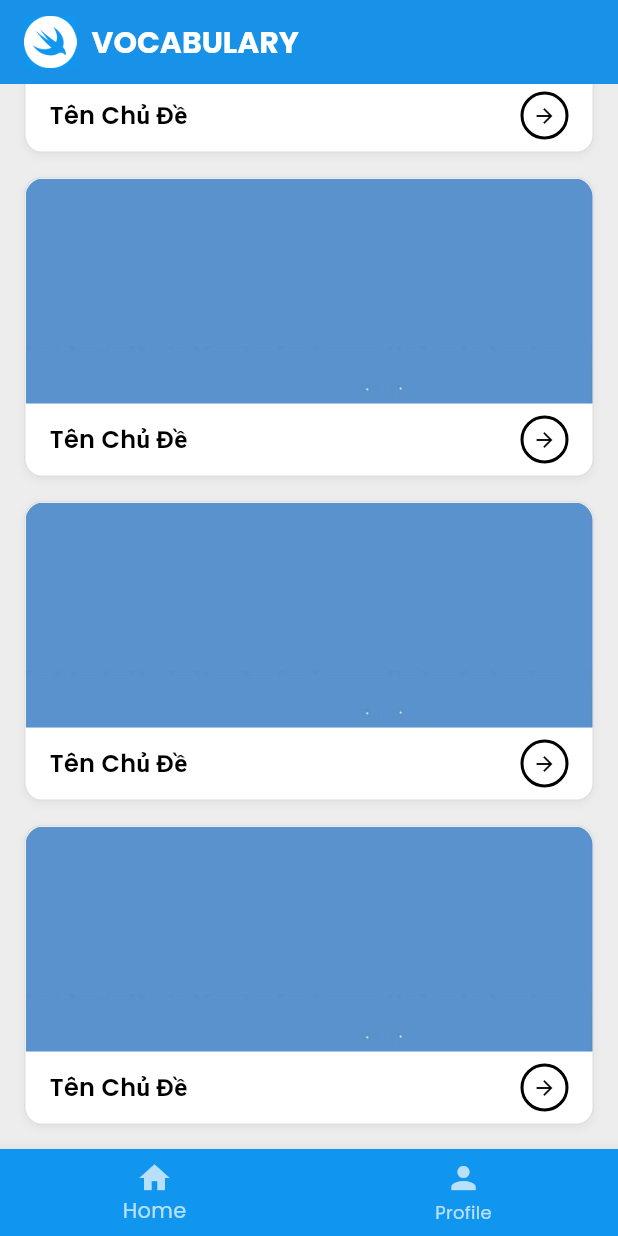
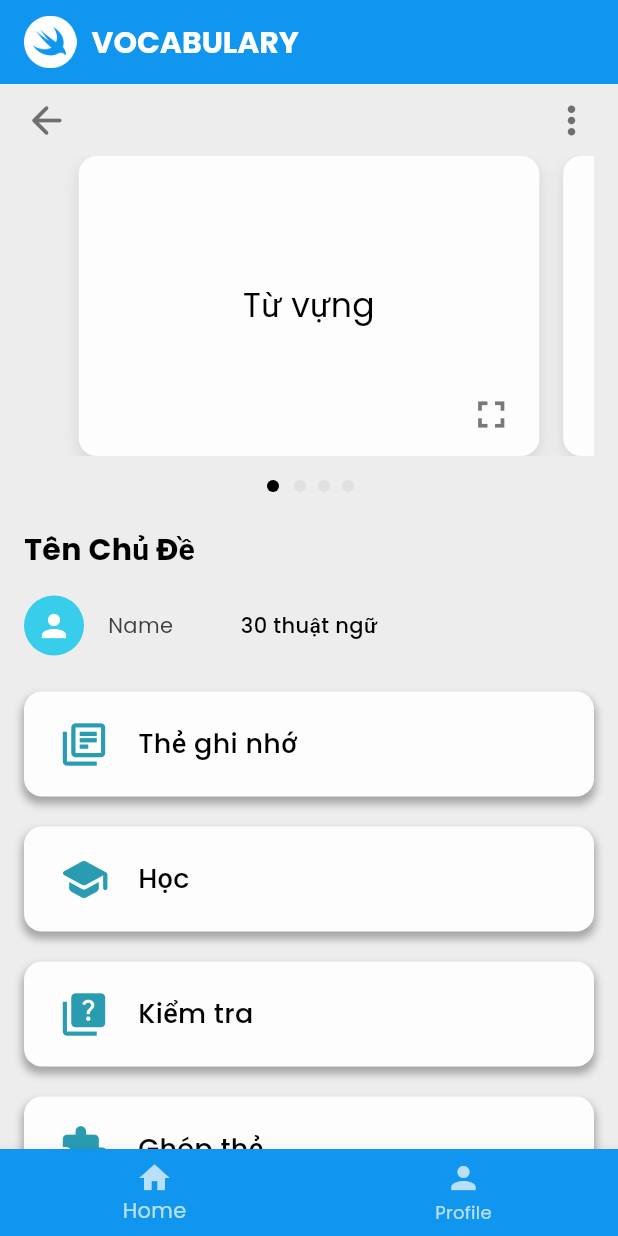
Before and after one commit to Nhom-LTTBDD/EnGoApp, a Flutter app: the VocabByTopicPage screen opened by its route, scrolled down 450 dp, after a tap on "Tên Chủ Đề", on a phone screen of 412 x 824 dp. Run offline on Flutter 3.47's test engine with Material 3 defaults, Android fonts, the phone set to English and light mode, and no system bars; our stand-ins replace cloud_firestore, dartz, equatable, firebase_auth, firebase_core, flutter_svg and 3 more; accounts and stored records are empty; network calls fail.

Commit message:
update more for vocab menu

```diff
--- a/lib/core/constants/app_colors.dart
+++ b/lib/core/constants/app_colors.dart
@@ -43,6 +43,12 @@ const LinearGradient kLogoGradient = LinearGradient(
   end: Alignment.bottomRight,
 );
 
+// màu icon menu flashcard
+const Color kIconFlashcardColor = Color(0xFF299CB2);
+
+//Màu icon back
+const Color kIconBackColor = Color(0xFF6F6F6F);
+
 // Gradient cup vàng
 const LinearGradient kGoldCupGradient = LinearGradient(
   colors: [Color(0xFF36AAAC), Color(0xFFEAAD15)],
@@ -63,10 +69,14 @@ const Color kPrimaryButtonColor = Color(0xFF2F6BB2);
 // Button success
 const Color kSuccessButtonColor = Color(0xFF27AE60);
 
+//Màu nút fullscreen
+const Color kFullscreenButtonColor = Color.fromARGB(255, 120, 120, 120);
+
 // Màu text
 // Màu text: primary text, secondary text, disabled, accent, link.
 const Color kTextPrimary = Color(0xFF000000);
 const Color kTextSecondary = Color(0xFFFFFFFF);
+const Color kTextThird = Color(0xFF3F3C3C);
 const Color kTextDisabled = Color(0xFFA8A8A8);
 const Color kTextAccent = Color(0xFF5A92CD);
 const Color kLinkTextColor = Color(0xFF5638EB);
--- a/lib/core/constants/app_spacing.dart
+++ b/lib/core/constants/app_spacing.dart
@@ -6,7 +6,9 @@ import 'package:flutter/widgets.dart';
 /// Generic spacing scale (in px)
 const double spaceXs = 4.0;
 const double spaceSm = 8.0;
+const double spaceBaseSm = 12.0;
 const double spaceMd = 16.0;
+const double spaceBase = 20.0;
 const double spaceLg = 24.0;
 const double spaceXl = 32.0;
 
--- a/lib/core/constants/app_text_styles.dart
+++ b/lib/core/constants/app_text_styles.dart
@@ -56,3 +56,12 @@ const TextStyle kDangerText = TextStyle(
   fontWeight: FontWeight.w500,
   color: kDanger,
 );
+
+// Text style flashcard
+
+const TextStyle kFlashcardText = TextStyle(
+  fontSize: 22,
+  fontWeight: FontWeight.normal,
+  color: kTextPrimary,
+  fontFamily: 'Poppins',
+);
--- a/lib/presentation/pages/vocabulary/vocab_by_topic_page.dart
+++ b/lib/presentation/pages/vocabulary/vocab_by_topic_page.dart
@@ -1,4 +1,5 @@
 // lib/presentation/pages/vocabulary/vocab_by_topic_page.dart
+import 'package:en_go_app/routes/app_routes.dart';
 import 'package:flutter/material.dart';
 import 'package:en_go_app/presentation/layout/main_layout.dart';
 import 'package:en_go_app/core/constants/app_colors.dart';
@@ -51,7 +52,7 @@ class VocabByTopicPage extends StatelessWidget {
                                 kBackgroundJpg, // Tạm thời dùng ảnh background
                             onTap: () {
                               // TODO: Navigate to topic detail
-                              print('Navigate to topic detail');
+                              Navigator.pushNamed(context, AppRoutes.vocabMenu);
                             },
                           ),
                           const SizedBox(height: spaceMd),
@@ -61,7 +62,7 @@ class VocabByTopicPage extends StatelessWidget {
                                 kBackgroundJpg, // Tạm thời dùng ảnh eagle
                             onTap: () {
                               // TODO: Navigate to topic detail
-                              print('Navigate to topic detail');
+                              Navigator.pushNamed(context, AppRoutes.vocabMenu);
                             },
                           ),
                           const SizedBox(height: spaceMd),
@@ -71,7 +72,7 @@ class VocabByTopicPage extends StatelessWidget {
                                 kBackgroundJpg, // Tạm thời dùng ảnh swift
                             onTap: () {
                               // TODO: Navigate to topic detail
-                              print('Navigate to topic detail');
+                              Navigator.pushNamed(context, AppRoutes.vocabMenu);
                             },
                           ),
                           const SizedBox(height: spaceMd),
@@ -81,7 +82,7 @@ class VocabByTopicPage extends StatelessWidget {
                                 kBackgroundJpg, // Tạm thời dùng ảnh background
                             onTap: () {
                               // TODO: Navigate to topic detail
-                              print('Navigate to topic detail');
+                              Navigator.pushNamed(context, AppRoutes.vocabMenu);
                             },
                           ),
                           const SizedBox(height: spaceMd),
@@ -91,7 +92,7 @@ class VocabByTopicPage extends StatelessWidget {
                                 kBackgroundJpg, // Tạm thời dùng ảnh eagle
                             onTap: () {
                               // TODO: Navigate to topic detail
-                              print('Navigate to topic detail');
+                              Navigator.pushNamed(context, AppRoutes.vocabMenu);
                             },
                           ),
                           const SizedBox(height: spaceMd), // Padding bottom
--- a/lib/presentation/pages/vocabulary/vocab_menu_page.dart
+++ b/lib/presentation/pages/vocabulary/vocab_menu_page.dart
@@ -0,0 +1,400 @@
+// lib/presentation/pages/vocabulary/vocab_menu_page.dart
+import 'package:flutter/material.dart';
+import 'package:en_go_app/presentation/layout/main_layout.dart';
+import 'package:en_go_app/core/constants/app_colors.dart';
+import 'package:en_go_app/core/constants/app_spacing.dart';
+import 'package:en_go_app/core/constants/app_text_styles.dart';
+import '../../widgets/vocab_menu_item.dart';
+import 'dart:math' as math;
+
+class VocabMenuPage extends StatefulWidget {
+  const VocabMenuPage({super.key});
+
+  @override
+  State<VocabMenuPage> createState() => _VocabMenuPageState();
+}
+
+class _VocabMenuPageState extends State<VocabMenuPage>
+    with SingleTickerProviderStateMixin {
+  late AnimationController _animationController;
+  late Animation<double> _flipAnimation;
+  late PageController _pageController;
+  bool _isFlipped = false;
+  int _currentPage = 0;
+
+  // Danh sách từ vựng mẫu
+  final List<Map<String, String>> _vocabularyCards = [
+    {
+      'vietnamese': 'Từ vựng',
+      'english': 'Vocabulary',
+      'meaning': 'Từ vựng, bộ từ vựng',
+    },
+    {'vietnamese': 'Học tập', 'english': 'Study', 'meaning': 'Học, nghiên cứu'},
+    {
+      'vietnamese': 'Kiến thức',
+      'english': 'Knowledge',
+      'meaning': 'Hiểu biết, kiến thức',
+    },
+    {
+      'vietnamese': 'Giáo dục',
+      'english': 'Education',
+      'meaning': 'Sự giáo dục, học vấn',
+    },
+    {
+      'vietnamese': 'Trường học',
+      'english': 'School',
+      'meaning': 'Nhà trường, trường học',
+    },
+    {
+      'vietnamese': 'Giáo viên',
+      'english': 'Teacher',
+      'meaning': 'Người dạy học',
+    },
+    {
+      'vietnamese': 'Học sinh',
+      'english': 'Student',
+      'meaning': 'Người đang học tập',
+    },
+  ];
+
+  @override
+  void initState() {
+    super.initState();
+    _pageController = PageController(
+      initialPage: 0,
+      viewportFraction: 0.85, // Để thấy một phần card bên cạnh
+    );
+    _animationController = AnimationController(
+      duration: const Duration(milliseconds: 10),
+      vsync: this,
+    );
+    _flipAnimation = Tween<double>(begin: 0.0, end: 1.0).animate(
+      CurvedAnimation(parent: _animationController, curve: Curves.linear),
+    );
+  }
+
+  @override
+  void dispose() {
+    _animationController.dispose();
+    _pageController.dispose();
+    super.dispose();
+  }
+
+  void _flipCard() {
+    setState(() {
+      _isFlipped = !_isFlipped;
+    });
+    if (_isFlipped) {
+      _animationController.forward();
+    } else {
+      _animationController.reverse();
+    }
+  }
+
+  @override
+  Widget build(BuildContext context) {
+    return MainLayout(
+      title: 'VOCABULARY',
+      currentIndex: -1,
+      child: Container(
+        width: double.infinity,
+        decoration: const BoxDecoration(color: kBackgroundColor),
+        child: Column(
+          children: [
+            Expanded(
+              child: ListView(
+                padding: const EdgeInsets.symmetric(horizontal: spaceMd),
+                children: [
+                  Row(
+                    mainAxisAlignment: MainAxisAlignment.spaceBetween,
+                    children: [
+                      IconButton(
+                        padding: EdgeInsets.only(right: 25),
+                        icon: const Icon(
+                          Icons.arrow_back_rounded,
+                          color: kIconBackColor,
+                          size: 30,
+                        ),
+                        onPressed: () {
+                          Navigator.pop(context);
+                        },
+                      ),
+                      IconButton(
+                        padding: EdgeInsets.only(left: 25),
+                        icon: const Icon(
+                          Icons.more_vert,
+                          color: kIconBackColor,
+                          size: 30,
+                        ),
+                        onPressed: () {
+                          print('Navigate more');
+                        },
+                      ),
+                    ],
+                  ),
+
+                  // Card "Từ vựng" với dots - có thể lật và lướt ngang
+                  SizedBox(
+                    height: 200,
+                    child: PageView.builder(
+                      controller: _pageController,
+                      onPageChanged: (index) {
+                        setState(() {
+                          _currentPage = index;
+                          _isFlipped =
+                              false; // Reset flip state khi chuyển card
+                          _animationController.reset();
+                        });
+                      },
+                      itemCount: _vocabularyCards.length,
+                      itemBuilder: (context, index) {
+                        return Padding(
+                          padding: const EdgeInsets.symmetric(horizontal: 8.0),
+                          child: GestureDetector(
+                            onTap: _flipCard,
+                            child: AnimatedBuilder(
+                              animation: _flipAnimation,
+                              builder: (context, child) {
+                                final isShowingFront =
+                                    _flipAnimation.value < 0.5;
+                                final currentCard = _vocabularyCards[index];
+
+                                return Transform(
+                                  alignment: Alignment.center,
+                                  transform: Matrix4.identity()
+                                    ..setEntry(3, 2, 0.001)
+                                    ..rotateX(_flipAnimation.value * math.pi),
+                                  child: Container(
+                                    width: double.infinity,
+                                    height: 200,
+                                    decoration: BoxDecoration(
+                                      color: kSurfaceColor,
+                                      borderRadius: kRadiusMedium,
+                                      boxShadow: [
+                                        BoxShadow(
+                                          color: Colors.black.withOpacity(0.1),
+                                          blurRadius: 8,
+                                          offset: const Offset(0, 4),
+                                        ),
+                                      ],
+                                    ),
+                                    child: Stack(
+                                      children: [
+                                        // Content area - Front or Back
+                                        Center(
+                                          child: Transform(
+                                            alignment: Alignment.center,
+                                            transform: Matrix4.identity()
+                                              ..rotateX(
+                                                isShowingFront ? 0 : math.pi,
+                                              ),
+                                            child: isShowingFront
+                                                ? Text(
+                                                    currentCard['vietnamese']!,
+                                                    style: kFlashcardText,
+                                                    textAlign: TextAlign.center,
+                                                  )
+                                                : Column(
+                                                    mainAxisAlignment:
+                                                        MainAxisAlignment
+                                                            .center,
+                                                    children: [
+                                                      Text(
+                                                        currentCard['english']!,
+                                                        style: kFlashcardText,
+                                                        textAlign:
+                                                            TextAlign.center,
+                                                      ),
+                                                      const SizedBox(height: 8),
+                                                      Text(
+                                                        currentCard['meaning']!,
+                                                        style: const TextStyle(
+                                                          fontSize: 16,
+                                                          color: Colors.grey,
+                                                          fontStyle:
+                                                              FontStyle.italic,
+                                                        ),
+                                                        textAlign:
+                                                            TextAlign.center,
+                                                      ),
+                                                    ],
+                                                  ),
+                                          ),
+                                        ),
+                                        // Expand button (bottom right) - chỉ hiện ở mặt trước
+                                        if (isShowingFront)
+                                          Positioned(
+                                            bottom: 4,
+                                            right: 0,
+                                            child: TextButton(
+                                              onPressed: () => {
+                                                print(
+                                                  'Expand vocabulary card ${index + 1}',
+                                                ),
+                                              },
+                                              child: SizedBox(
+                                                width: 32,
+                                                height: 32,
+                                                child: const Icon(
+                                                  Icons.fullscreen,
+                                                  size: 30,
+                                                  color: kFullscreenButtonColor,
+                                                ),
+                                              ),
+                                            ),
+                                          ),
+                                      ],
+                                    ),
+                                  ),
+                                );
+                              },
+                            ),
+                          ),
+                        );
+                      },
+                    ),
+                  ),
+
+                  const SizedBox(height: 16),
+
+                  // Dots indicator cho PageView - giới hạn 4 dots
+                  Row(
+                    mainAxisAlignment: MainAxisAlignment.center,
+                    children: List.generate(
+                      _vocabularyCards.length > 4 ? 4 : _vocabularyCards.length,
+                      (index) {
+                        // Tính toán dot nào sẽ active dựa trên current page
+                        bool isActive = false;
+
+                        if (_vocabularyCards.length <= 4) {
+                          // Nếu có <= 4 cards, hiển thị bình thường
+                          isActive = _currentPage == index;
+                        } else {
+                          // Nếu có > 4 cards, tính toán dot active
+                          if (_currentPage < 2) {
+                            // Ở đầu: dots 0,1,2,3 tương ứng pages 0,1,2,3
+                            isActive = _currentPage == index;
+                          } else if (_currentPage >=
+                              _vocabularyCards.length - 2) {
+                            // Ở cuối: dots 0,1,2,3 tương ứng pages [n-3,n-2,n-1,n]
+                            int startPage = _vocabularyCards.length - 4;
+                            isActive = _currentPage == startPage + index;
+                          } else {
+                            // Ở giữa: dot thứ 1 (index 1) luôn active
+                            isActive = index == 1;
+                          }
+                        }
+
+                        return AnimatedContainer(
+                          duration: const Duration(milliseconds: 300),
+                          margin: const EdgeInsets.symmetric(horizontal: 4),
+                          width: isActive ? 12 : 8,
+                          height: 8,
+                          decoration: BoxDecoration(
+                            color: isActive
+                                ? kTextPrimary
+                                : Colors.grey.shade300,
+                            shape: BoxShape.circle,
+                          ),
+                        );
+                      },
+                    ),
+                  ),
+
+                  const SizedBox(height: spaceLg),
+
+                  // "Tên Chủ Đề" title
+                  const Text(
+                    'Tên Chủ Đề',
+                    style: TextStyle(
+                      fontSize: 20,
+                      fontWeight: FontWeight.bold,
+                      color: kTextPrimary,
+                    ),
+                  ),
+
+                  const SizedBox(height: spaceMd),
+
+                  // Profile section
+                  Row(
+                    children: [
+                      // Avatar
+                      Container(
+                        width: 40,
+                        height: 40,
+                        decoration: const BoxDecoration(
+                          color: kSecondaryColor,
+                          shape: BoxShape.circle,
+                        ),
+                        child: const Icon(
+                          Icons.person,
+                          color: Colors.white,
+                          size: 24,
+                        ),
+                      ),
+                      const SizedBox(width: spaceMd),
+                      // Name and terms count
+                      Text(
+                        'Name',
+                        style: TextStyle(fontSize: 14, color: kTextThird),
+                      ),
+                      const SizedBox(width: 45),
+                      Text(
+                        '30 thuật ngữ',
+                        style: TextStyle(
+                          fontSize: 14,
+                          color: kTextPrimary,
+                          fontWeight: FontWeight.w500,
+                        ),
+                      ),
+                    ],
+                  ),
+
+                  const SizedBox(height: spaceLg),
+
+                  // Menu items
+                  VocabMenuItem(
+                    icon: Icons.library_books_outlined,
+                    backgroundColor: kSurfaceColor,
+                    title: 'Thẻ ghi nhớ',
+                    iconColor: kIconFlashcardColor,
+                    onTap: () {
+                      print('Navigate to Flash Cards');
+                    },
+                  ),
+                  VocabMenuItem(
+                    icon: Icons.school_rounded,
+                    backgroundColor: kSurfaceColor,
+                    title: 'Học',
+                    iconColor: kIconFlashcardColor,
+                    onTap: () {
+                      print('Navigate to Learn');
+                    },
+                  ),
+                  VocabMenuItem(
+                    icon: Icons.quiz,
+                    backgroundColor: kSurfaceColor,
+                    title: 'Kiểm tra',
+                    iconColor: kIconFlashcardColor,
+                    onTap: () {
+                      print('Navigate to Test');
+                    },
+                  ),
+                  VocabMenuItem(
+                    icon: Icons.extension,
+                    backgroundColor: kSurfaceColor,
+                    title: 'Ghép thẻ',
+                    iconColor: kIconFlashcardColor,
+                    onTap: () {
+                      print('Navigate to Match');
+                    },
+                  ),
+                ],
+              ),
+            ),
+          ],
+        ),
+      ),
+    );
+  }
+}
--- /dev/null
+++ b/lib/presentation/widgets/vocab_menu_item.dart
@@ -0,0 +1,70 @@
+// lib/presentation/widgets/vocab_menu_item.dart
+// Widget cho các item menu trong vocab menu
+
+import 'package:flutter/material.dart';
+import '../../core/constants/app_colors.dart';
+import '../../core/constants/app_spacing.dart';
+
+class VocabMenuItem extends StatelessWidget {
+  final IconData icon;
+  final String title;
+  final VoidCallback onTap;
+  final Color? iconColor;
+  final Color? backgroundColor;
+
+  const VocabMenuItem({
+    super.key,
+    required this.icon,
+    required this.title,
+    required this.onTap,
+    this.iconColor,
+    this.backgroundColor,
+  });
+
+  @override
+  Widget build(BuildContext context) {
+    return GestureDetector(
+      onTap: onTap,
+      child: Container(
+        width: double.infinity,
+        height: 70,
+        margin: const EdgeInsets.only(bottom: spaceBase),
+        padding: const EdgeInsets.all(spaceMd),
+        decoration: BoxDecoration(
+          color: backgroundColor,
+          borderRadius: kRadiusMedium,
+          boxShadow: [
+            BoxShadow(
+              color: Colors.black.withOpacity(0.3),
+              blurRadius: 4,
+              spreadRadius: 1,
+              offset: const Offset(0, 4),
+            ),
+          ],
+        ),
+        child: Row(
+          children: [
+            SizedBox(
+              width: 48,
+              height: 48,
+
+              child: Icon(icon, color: iconColor ?? kPrimaryColor, size: 34),
+            ),
+            const SizedBox(width: spaceBaseSm),
+            Expanded(
+              child: Text(
+                title,
+                style: const TextStyle(
+                  fontSize: 18,
+                  fontWeight: FontWeight.w500,
+                  fontFamily: 'Poppins',
+                  color: kTextPrimary,
+                ),
+              ),
+            ),
+          ],
+        ),
+      ),
+    );
+  }
+}
--- a/lib/routes/app_routes.dart
+++ b/lib/routes/app_routes.dart
@@ -15,6 +15,7 @@ import '../presentation/pages/main/test_page.dart';
 //Vocabulary
 import '../presentation/pages/vocabulary/vocabulary_page.dart';
 import '../presentation/pages/vocabulary/vocab_by_topic_page.dart';
+import '../presentation/pages/vocabulary/vocab_menu_page.dart';
 
 class AppRoutes {
   static const String splash = '/splash';
@@ -29,6 +30,7 @@ class AppRoutes {
   static const String vocab = '/vocabulary'; //Vocabulary
   static const String vocabByTopic =
       '/vocabulary/by-topic'; //Vocabulary by topic
+  static const String vocabMenu = '/vocabulary/menu'; //Vocabulary menu
 }
 
 class RouteGenerator {
@@ -58,6 +60,8 @@ class RouteGenerator {
         return MaterialPageRoute(builder: (_) => VocabPage());
       case AppRoutes.vocabByTopic:
         return MaterialPageRoute(builder: (_) => VocabByTopicPage());
+      case AppRoutes.vocabMenu:
+        return MaterialPageRoute(builder: (_) => VocabMenuPage());
       default:
         return MaterialPageRoute(
           builder: (_) => Scaffold(
```
